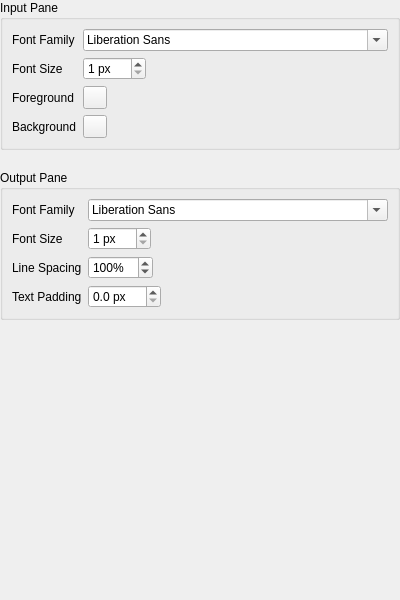
The window that smushclient-qt/cpp/ui/settings/appearance.ui (jnbooth/smushclient) describes before a commit, drawn with Qt 5.
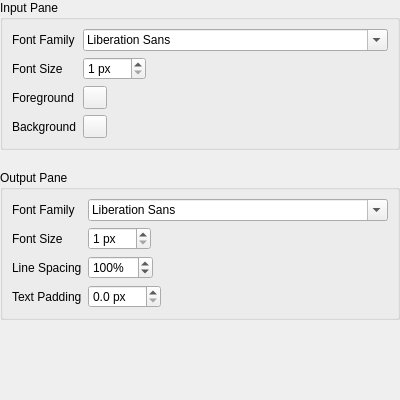
The same window after the commit. Custom widgets are drawn as their Qt base class.

```diff
--- a/smushclient-qt/cpp/ui/settings/appearance.ui
+++ b/smushclient-qt/cpp/ui/settings/appearance.ui
@@ -7,7 +7,7 @@
     <x>0</x>
     <y>0</y>
     <width>400</width>
-    <height>600</height>
+    <height>400</height>
    </rect>
   </property>
   <property name="windowTitle">
```
